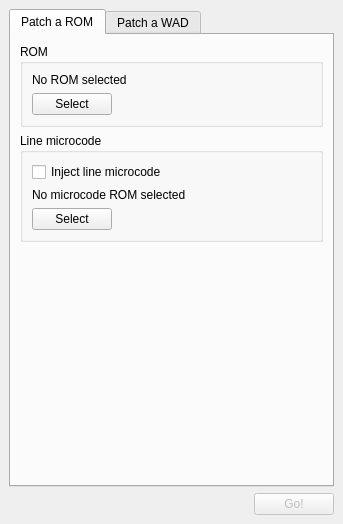
Old version of the form mainwindow.ui in the repository Yanis42/gz-gui.
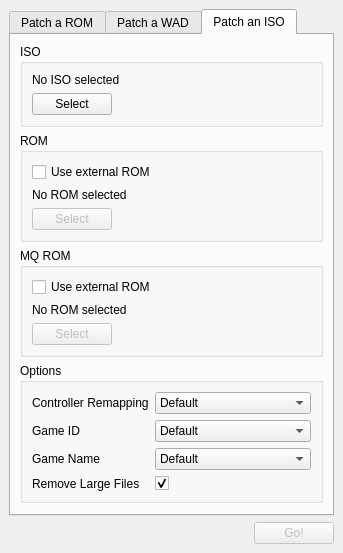
New version of the form. The open tabs and pages were chosen to show the change.

Commit message: disable the selection button in ext roms and started iso ui

What changed in the file:
```diff
--- a/mainwindow.ui
+++ b/mainwindow.ui
@@ -15,35 +15,6 @@
   </property>
   <widget class="QWidget" name="widget">
    <layout class="QGridLayout">
-    <item row="1" column="1">
-     <widget class="QPushButton" name="button_go">
-      <property name="enabled">
-       <bool>false</bool>
-      </property>
-      <property name="sizePolicy">
-       <sizepolicy hsizetype="Fixed" vsizetype="Fixed">
-        <horstretch>0</horstretch>
-        <verstretch>0</verstretch>
-       </sizepolicy>
-      </property>
-      <property name="text">
-       <string>Go!</string>
-      </property>
-     </widget>
-    </item>
-    <item row="1" column="0">
-     <spacer>
-      <property name="orientation">
-       <enum>Qt::Horizontal</enum>
-      </property>
-      <property name="sizeHint" stdset="0">
-       <size>
-        <width>0</width>
-        <height>0</height>
-       </size>
-      </property>
-     </spacer>
-    </item>
     <item row="0" column="0" colspan="2">
      <widget class="QTabWidget" name="tabwidget">
       <property name="currentIndex">
@@ -378,6 +349,292 @@
         </item>
        </layout>
       </widget>
+      <widget class="QWidget" name="tab_iso">
+       <attribute name="title">
+        <string>Patch an ISO</string>
+       </attribute>
+       <layout class="QVBoxLayout">
+        <item>
+         <widget class="QGroupBox" name="groupbox_iso">
+          <property name="title">
+           <string>ISO</string>
+          </property>
+          <layout class="QVBoxLayout">
+           <item>
+            <widget class="QLabel" name="label_iso">
+             <property name="sizePolicy">
+              <sizepolicy hsizetype="Ignored" vsizetype="Preferred">
+               <horstretch>0</horstretch>
+               <verstretch>0</verstretch>
+              </sizepolicy>
+             </property>
+             <property name="text">
+              <string>No ISO selected</string>
+             </property>
+            </widget>
+           </item>
+           <item>
+            <widget class="QPushButton" name="button_iso">
+             <property name="sizePolicy">
+              <sizepolicy hsizetype="Fixed" vsizetype="Fixed">
+               <horstretch>0</horstretch>
+               <verstretch>0</verstretch>
+              </sizepolicy>
+             </property>
+             <property name="text">
+              <string>Select</string>
+             </property>
+            </widget>
+           </item>
+          </layout>
+         </widget>
+        </item>
+        <item>
+         <widget class="QGroupBox" name="groupbox_extrom_iso">
+          <property name="title">
+           <string>ROM</string>
+          </property>
+          <layout class="QVBoxLayout">
+           <item>
+            <widget class="QCheckBox" name="checkbox_extrom_iso">
+             <property name="text">
+              <string>Use external ROM</string>
+             </property>
+            </widget>
+           </item>
+           <item>
+            <widget class="QLabel" name="label_extrom_iso">
+             <property name="sizePolicy">
+              <sizepolicy hsizetype="Ignored" vsizetype="Preferred">
+               <horstretch>0</horstretch>
+               <verstretch>0</verstretch>
+              </sizepolicy>
+             </property>
+             <property name="text">
+              <string>No ROM selected</string>
+             </property>
+            </widget>
+           </item>
+           <item>
+            <widget class="QPushButton" name="button_extrom_iso">
+             <property name="enabled">
+              <bool>false</bool>
+             </property>
+             <property name="sizePolicy">
+              <sizepolicy hsizetype="Fixed" vsizetype="Fixed">
+               <horstretch>0</horstretch>
+               <verstretch>0</verstretch>
+              </sizepolicy>
+             </property>
+             <property name="text">
+              <string>Select</string>
+             </property>
+            </widget>
+           </item>
+          </layout>
+         </widget>
+        </item>
+        <item>
+         <widget class="QGroupBox" name="groupbox_extrom_mq_iso">
+          <property name="title">
+           <string>MQ ROM</string>
+          </property>
+          <layout class="QVBoxLayout">
+           <item>
+            <widget class="QCheckBox" name="checkbox_extrom_mq_iso">
+             <property name="text">
+              <string>Use external ROM</string>
+             </property>
+            </widget>
+           </item>
+           <item>
+            <widget class="QLabel" name="label_extrom_mq_iso">
+             <property name="sizePolicy">
+              <sizepolicy hsizetype="Ignored" vsizetype="Preferred">
+               <horstretch>0</horstretch>
+               <verstretch>0</verstretch>
+              </sizepolicy>
+             </property>
+             <property name="text">
+              <string>No ROM selected</string>
+             </property>
+            </widget>
+           </item>
+           <item>
+            <widget class="QPushButton" name="button_extrom_mq_iso">
+             <property name="enabled">
+              <bool>false</bool>
+             </property>
+             <property name="sizePolicy">
+              <sizepolicy hsizetype="Fixed" vsizetype="Fixed">
+               <horstretch>0</horstretch>
+               <verstretch>0</verstretch>
+              </sizepolicy>
+             </property>
+             <property name="text">
+              <string>Select</string>
+             </property>
+            </widget>
+           </item>
+          </layout>
+         </widget>
+        </item>
+        <item>
+         <widget class="QGroupBox" name="groupbox_options_iso">
+          <property name="title">
+           <string>Options</string>
+          </property>
+          <layout class="QGridLayout">
+           <item row="3" column="0">
+            <widget class="QLabel" name="label_title_iso">
+             <property name="text">
+              <string>Game Name</string>
+             </property>
+            </widget>
+           </item>
+           <item row="2" column="0">
+            <widget class="QLabel" name="label_id_iso">
+             <property name="text">
+              <string>Game ID</string>
+             </property>
+            </widget>
+           </item>
+           <item row="3" column="1">
+            <widget class="QComboBox" name="combobox_title_iso">
+             <property name="sizePolicy">
+              <sizepolicy hsizetype="Expanding" vsizetype="Fixed">
+               <horstretch>0</horstretch>
+               <verstretch>0</verstretch>
+              </sizepolicy>
+             </property>
+             <item>
+              <property name="text">
+               <string>Default</string>
+              </property>
+             </item>
+             <item>
+              <property name="text">
+               <string>Custom...</string>
+              </property>
+             </item>
+            </widget>
+           </item>
+           <item row="2" column="1">
+            <widget class="QComboBox" name="combobox_id_iso">
+             <property name="sizePolicy">
+              <sizepolicy hsizetype="Expanding" vsizetype="Fixed">
+               <horstretch>0</horstretch>
+               <verstretch>0</verstretch>
+              </sizepolicy>
+             </property>
+             <item>
+              <property name="text">
+               <string>Default</string>
+              </property>
+             </item>
+             <item>
+              <property name="text">
+               <string>Custom...</string>
+              </property>
+             </item>
+            </widget>
+           </item>
+           <item row="1" column="1">
+            <widget class="QComboBox" name="combobox_remap_iso">
+             <property name="sizePolicy">
+              <sizepolicy hsizetype="Expanding" vsizetype="Fixed">
+               <horstretch>0</horstretch>
+               <verstretch>0</verstretch>
+              </sizepolicy>
+             </property>
+             <item>
+              <property name="text">
+               <string>Default</string>
+              </property>
+             </item>
+             <item>
+              <property name="text">
+               <string>Raphnet</string>
+              </property>
+             </item>
+             <item>
+              <property name="text">
+               <string>None</string>
+              </property>
+             </item>
+            </widget>
+           </item>
+           <item row="1" column="0">
+            <widget class="QLabel" name="label_remap_iso">
+             <property name="text">
+              <string>Controller Remapping</string>
+             </property>
+            </widget>
+           </item>
+           <item row="4" column="1">
+            <widget class="QCheckBox" name="checkbox_iso_no_trim">
+             <property name="text">
+              <string/>
+             </property>
+             <property name="checked">
+              <bool>true</bool>
+             </property>
+            </widget>
+           </item>
+           <item row="4" column="0">
+            <widget class="QLabel" name="label">
+             <property name="text">
+              <string>Remove Large Files</string>
+             </property>
+            </widget>
+           </item>
+          </layout>
+         </widget>
+        </item>
+        <item>
+         <spacer>
+          <property name="orientation">
+           <enum>Qt::Vertical</enum>
+          </property>
+          <property name="sizeHint" stdset="0">
+           <size>
+            <width>0</width>
+            <height>0</height>
+           </size>
+          </property>
+         </spacer>
+        </item>
+       </layout>
+      </widget>
+     </widget>
+    </item>
+    <item row="1" column="0">
+     <spacer>
+      <property name="orientation">
+       <enum>Qt::Horizontal</enum>
+      </property>
+      <property name="sizeHint" stdset="0">
+       <size>
+        <width>0</width>
+        <height>0</height>
+       </size>
+      </property>
+     </spacer>
+    </item>
+    <item row="1" column="1">
+     <widget class="QPushButton" name="button_go">
+      <property name="enabled">
+       <bool>false</bool>
+      </property>
+      <property name="sizePolicy">
+       <sizepolicy hsizetype="Fixed" vsizetype="Fixed">
+        <horstretch>0</horstretch>
+        <verstretch>0</verstretch>
+       </sizepolicy>
+      </property>
+      <property name="text">
+       <string>Go!</string>
+      </property>
      </widget>
     </item>
    </layout>
```
Left out of the diff: 11 changed lines with no effect on the pictures. The commit also changes 6 other files.
